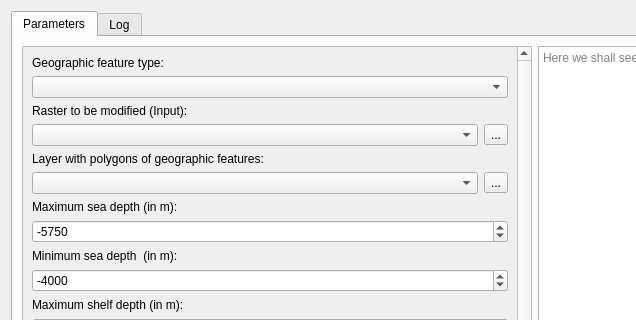
The window that ui/create_tb.ui (jaminzoda/terra-antiqua) describes before a commit, drawn with Qt 5; both pictures show x 0 to 636 and y 0 to 320 of the 880 by 500 pixel window.
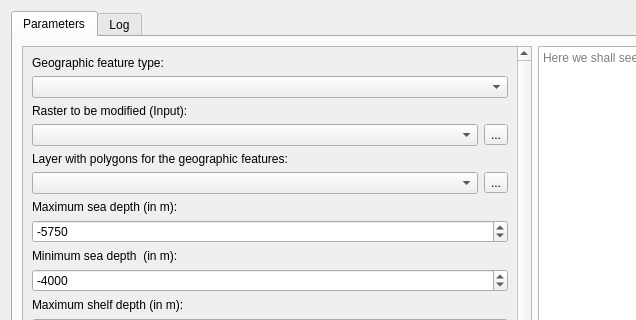
The same window after the commit. Custom widgets are drawn as their Qt base class.

The edit to the form file:
```diff
--- a/ui/create_tb.ui
+++ b/ui/create_tb.ui
@@ -141,8 +141,8 @@
            <rect>
             <x>0</x>
             <y>0</y>
-            <width>498</width>
-            <height>519</height>
+            <width>479</width>
+            <height>530</height>
            </rect>
           </property>
           <layout class="QVBoxLayout" name="verticalLayout_4">
@@ -189,7 +189,7 @@
              <item>
               <widget class="QLabel" name="label_2">
                <property name="text">
-                <string>Layer with polygons of geographic features:</string>
+                <string>Layer with polygons for the geographic features:</string>
                </property>
                <property name="alignment">
                 <set>Qt::AlignLeading|Qt::AlignLeft|Qt::AlignVCenter</set>
```
Left out of the diff: 14 changed lines with no effect on the pictures.
